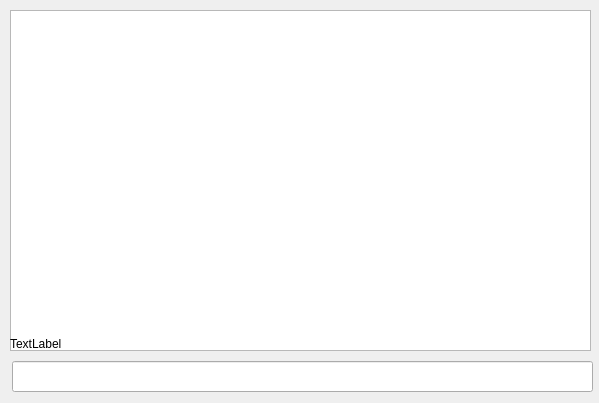
This is GroundWeb/GroundWeb.ui in BeyondTheEcho/GroundWeb as Qt 5 draws it before an edit. The edited form follows.
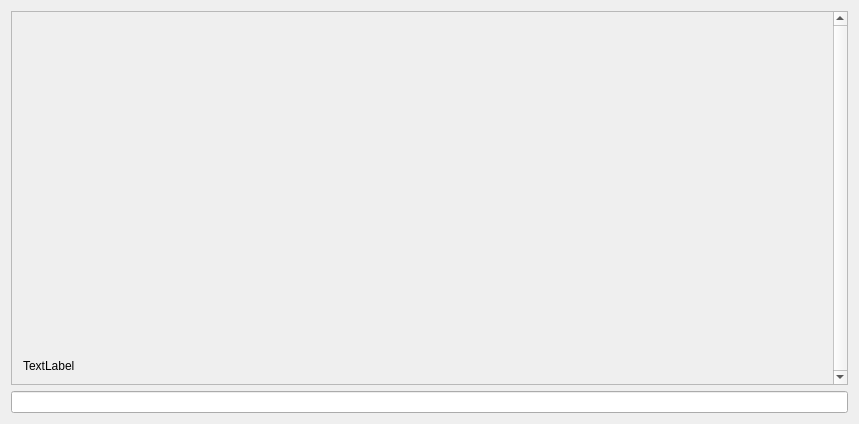
This is the edited form.

Commit message: Updated Theme and Apperance

```diff
--- a/GroundWeb/GroundWeb.ui
+++ b/GroundWeb/GroundWeb.ui
@@ -6,32 +6,40 @@
    <rect>
     <x>0</x>
     <y>0</y>
-    <width>599</width>
-    <height>403</height>
+    <width>859</width>
+    <height>424</height>
    </rect>
   </property>
   <property name="windowTitle">
    <string>GroundWeb</string>
   </property>
-  <widget class="QLineEdit" name="userInputField">
+  <layout class="QVBoxLayout" name="verticalLayout">
+   <item>
+    <widget class="QScrollArea" name="scrollArea">
+     <property name="sizePolicy">
+      <sizepolicy hsizetype="Expanding" vsizetype="Expanding">
+       <horstretch>0</horstretch>
+       <verstretch>0</verstretch>
+      </sizepolicy>
+     </property>
+     <property name="verticalScrollBarPolicy">
+      <enum>Qt::ScrollBarAlwaysOn</enum>
+     </property>
+     <property name="widgetResizable">
+      <bool>true</bool>
+     </property>
+     <widget class="QWidget" name="scrollAreaWidgetContents">
    <property name="geometry">
     <rect>
-     <x>12</x>
-     <y>361</y>
-     <width>581</width>
-     <height>31</height>
-    </rect>
-   </property>
-  </widget>
+        <x>0</x>
+        <y>0</y>
+        <width>822</width>
+        <height>376</height>
+       </rect>
+      </property>
+      <layout class="QVBoxLayout" name="verticalLayout_2">
+       <item>
   <widget class="QLabel" name="label">
-   <property name="geometry">
-    <rect>
-     <x>10</x>
-     <y>10</y>
-     <width>581</width>
-     <height>341</height>
-    </rect>
-   </property>
    <property name="autoFillBackground">
     <bool>false</bool>
    </property>
@@ -45,22 +53,18 @@
     <bool>true</bool>
    </property>
    <property name="margin">
-    <number>10</number>
-   </property>
-  </widget>
-  <widget class="QTextEdit" name="textEdit">
-   <property name="geometry">
-    <rect>
-     <x>10</x>
-     <y>10</y>
-     <width>581</width>
-     <height>341</height>
-    </rect>
-   </property>
-  </widget>
-  <zorder>userInputField</zorder>
-  <zorder>textEdit</zorder>
-  <zorder>label</zorder>
+          <number>0</number>
+         </property>
+        </widget>
+       </item>
+      </layout>
+     </widget>
+    </widget>
+   </item>
+   <item>
+    <widget class="QLineEdit" name="userInputField"/>
+   </item>
+  </layout>
  </widget>
  <layoutdefault spacing="6" margin="11"/>
  <resources>
```
Lines whose indentation alone changed are shown as unchanged. The commit also changes 2 other files.
